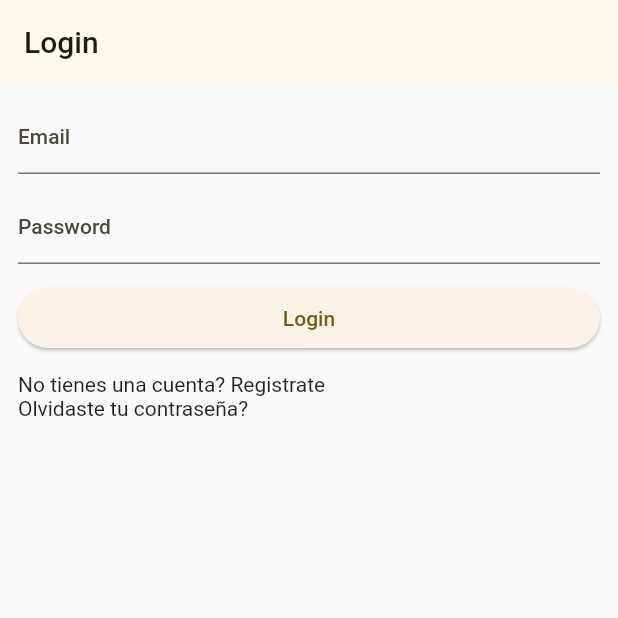
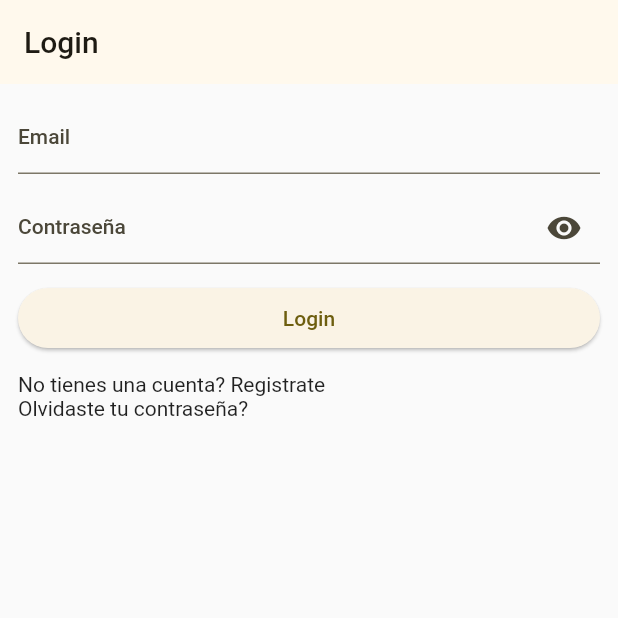
Before and after one commit to ga1az/auth_supabase_flutter, a Flutter app: the screen it shows after launch, on a phone screen of 412 x 824 dp, the top half of it. Run offline on Flutter 3.47's test engine with Material 2 defaults, Android fonts, the phone set to English and light mode, and no system bars; our stand-ins replace flutter_dotenv, go_router, supabase_flutter; accounts and stored records are empty.

Commit message:
Add Supabase configuration and password input widget

```diff
--- /dev/null
+++ b/lib/config/constants/environment.dart
@@ -0,0 +1,6 @@
+import 'package:flutter_dotenv/flutter_dotenv.dart';
+
+class Environment {
+  static String supabaseUrl = dotenv.env['SUPABASE_URL'] ?? '';
+  static String supabaseAnonKey = dotenv.env['SUPABASE_ANON_KEY'] ?? '';
+}
--- a/lib/features/auth/presentation/widgets/login_page.dart
+++ b/lib/features/auth/presentation/widgets/login_page.dart
@@ -2,6 +2,7 @@ import 'dart:async';
 
 import 'package:flutter/material.dart';
 import 'package:go_router/go_router.dart';
+import 'package:google_login/features/common/presentation/widgets/password_input_widget.dart';
 import 'package:google_login/main_local.dart';
 import 'package:supabase_flutter/supabase_flutter.dart';
 
@@ -15,6 +16,7 @@ class LoginPage extends StatefulWidget {
 class _LoginPageState extends State<LoginPage> {
   final _emailController = TextEditingController();
   final _passwordController = TextEditingController();
+  bool _loading = false;
 
   late final StreamSubscription<AuthState> _authSubscription;
 
@@ -51,34 +53,49 @@ class _LoginPageState extends State<LoginPage> {
             decoration: const InputDecoration(label: Text("Email")),
           ),
           const SizedBox(height: 12),
-          TextFormField(
-            controller: _passwordController,
-            decoration: const InputDecoration(label: Text("Password")),
-          ),
+          PasswordInputWidget(
+              labelText: 'Contraseña', controller: _passwordController),
           const SizedBox(height: 12),
           ElevatedButton(
-              onPressed: () async {
+              onPressed: _loading
+                  ? null
+                  : () async {
                       try {
+                        setState(() {
+                          _loading = true;
+                        });
                         final email = _emailController.text.trim();
                         final password = _passwordController.text.trim();
-                  await supabase.auth
-                      .signInWithPassword(password: password, email: email);
+                        await supabase.auth.signInWithPassword(
+                            password: password, email: email);
+                        setState(() {
+                          _loading = false;
+                        });
                         if (mounted) {
                           GoRouter.of(context).go('/home');
                         }
                       } on AuthException catch (error) {
+                        if (mounted) {
                           ScaffoldMessenger.of(context).showSnackBar(SnackBar(
                             content: Text(error.message),
-                    backgroundColor: Theme.of(context).colorScheme.error,
-                  ));
-                } catch (error) {
-                  ScaffoldMessenger.of(context).showSnackBar(SnackBar(
-                    content: const Text('Error logging in, please try again!'),
-                    backgroundColor: Theme.of(context).colorScheme.error,
+                            backgroundColor:
+                                Theme.of(context).colorScheme.error,
                           ));
                         }
+                      } catch (error) {
+                        if (mounted) {
+                          ScaffoldMessenger.of(context).showSnackBar(SnackBar(
+                            content: const Text(
+                                'Error logging in, please try again!'),
+                            backgroundColor:
+                                Theme.of(context).colorScheme.error,
+                          ));
+                        }
+                      }
                     },
-              child: const Text("Login")),
+              child: _loading
+                  ? const CircularProgressIndicator()
+                  : const Text('Login')),
           const SizedBox(height: 12),
           // no tienes una cuenta? Registrate
           InkWell(
--- /dev/null
+++ b/lib/features/common/presentation/widgets/password_input_widget.dart
@@ -0,0 +1,37 @@
+import 'package:flutter/material.dart';
+
+class PasswordInputWidget extends StatefulWidget {
+  final String labelText;
+  final TextEditingController controller;
+
+  const PasswordInputWidget(
+      {super.key, required this.labelText, required this.controller});
+
+  @override
+  State<PasswordInputWidget> createState() => _PasswordInputWidgetState();
+}
+
+class _PasswordInputWidgetState extends State<PasswordInputWidget> {
+  bool _isHidden = true;
+
+  void _togglePasswordView() {
+    setState(() {
+      _isHidden = !_isHidden;
+    });
+  }
+
+  @override
+  Widget build(BuildContext context) {
+    return TextFormField(
+      controller: widget.controller,
+      obscureText: _isHidden,
+      decoration: InputDecoration(
+        labelText: widget.labelText,
+        suffixIcon: IconButton(
+          onPressed: _togglePasswordView,
+          icon: Icon(_isHidden ? Icons.visibility : Icons.visibility_off),
+        ),
+      ),
+    );
+  }
+}
--- a/lib/features/home/presentation/screens/home_screen.dart
+++ b/lib/features/home/presentation/screens/home_screen.dart
@@ -15,6 +15,7 @@ class HomeScreen extends StatelessWidget {
           padding: const EdgeInsets.all(50),
           children: [
             const Center(child: Text("Home Screen")),
+            Text(supabase.auth.currentUser!.email ?? "No email"),
             ElevatedButton(
               onPressed: () {
                 supabase.auth.signOut();
--- a/pubspec.yaml
+++ b/pubspec.yaml
@@ -13,6 +13,8 @@ dependencies:
   # Flutter dependencies
   go_router: ^12.0.0
   supabase_flutter: ^1.10.23
+  flutter_dotenv: ^5.1.0
+  dio: ^5.3.3
 
 dev_dependencies:
   flutter_test:
@@ -21,3 +23,5 @@ dev_dependencies:
 
 flutter:
   uses-material-design: true
+  assets:
+    - .env
```
Also changed, not shown: lib/main_local.dart (+7 -2 lines), pubspec.lock, 3 other files. Lines whose indentation alone changed are shown as unchanged.
